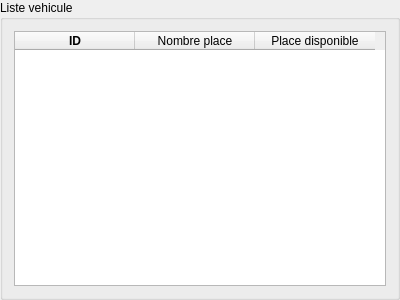
Above: src/views/VehicleList/VehicleListView.ui from DinaTolotra/QReservation before the change. Below: the same form after it.
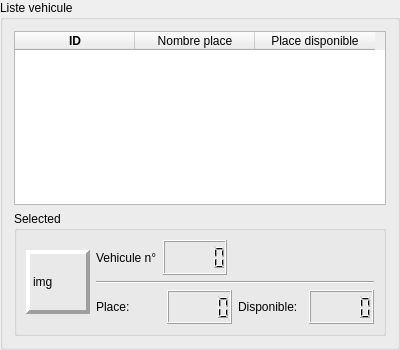
That is the form after the change.

Commit message: Display selected vehicle

What changed in the file:
```diff
--- a/src/views/VehicleList/VehicleListView.ui
+++ b/src/views/VehicleList/VehicleListView.ui
@@ -7,16 +7,22 @@
     <x>0</x>
     <y>0</y>
     <width>400</width>
-    <height>300</height>
+    <height>350</height>
    </rect>
   </property>
+  <property name="minimumSize">
+   <size>
+    <width>0</width>
+    <height>300</height>
+   </size>
+  </property>
   <property name="windowTitle">
    <string>vehicleListView</string>
   </property>
   <property name="title">
    <string>Liste vehicule</string>
   </property>
-  <layout class="QVBoxLayout" name="verticalLayout">
+  <layout class="QVBoxLayout" name="verticalLayout_2">
    <item>
     <widget class="QTableWidget" name="vehicleTable">
      <property name="horizontalScrollBarPolicy">
@@ -80,6 +86,156 @@
      </column>
     </widget>
    </item>
+   <item>
+    <widget class="QGroupBox" name="groupBox">
+     <property name="minimumSize">
+      <size>
+       <width>0</width>
+       <height>125</height>
+      </size>
+     </property>
+     <property name="maximumSize">
+      <size>
+       <width>16777215</width>
+       <height>125</height>
+      </size>
+     </property>
+     <property name="title">
+      <string>Selected</string>
+     </property>
+     <layout class="QHBoxLayout" name="horizontalLayout_6">
+      <item>
+       <widget class="QLabel" name="label">
+        <property name="minimumSize">
+         <size>
+          <width>64</width>
+          <height>64</height>
+         </size>
+        </property>
+        <property name="maximumSize">
+         <size>
+          <width>64</width>
+          <height>64</height>
+         </size>
+        </property>
+        <property name="frameShape">
+         <enum>QFrame::Shape::Panel</enum>
+        </property>
+        <property name="frameShadow">
+         <enum>QFrame::Shadow::Raised</enum>
+        </property>
+        <property name="lineWidth">
+         <number>4</number>
+        </property>
+        <property name="text">
+         <string>img</string>
+        </property>
+       </widget>
+      </item>
+      <item>
+       <layout class="QVBoxLayout" name="verticalLayout">
+        <item>
+         <layout class="QHBoxLayout" name="horizontalLayout_5">
+          <item>
+           <layout class="QHBoxLayout" name="horizontalLayout">
+            <item>
+             <widget class="QLabel" name="label_2">
+              <property name="text">
+               <string>Vehicule n°</string>
+              </property>
+             </widget>
+            </item>
+            <item>
+             <widget class="QLCDNumber" name="lcdNumber">
+              <property name="minimumSize">
+               <size>
+                <width>0</width>
+                <height>24</height>
+               </size>
+              </property>
+             </widget>
+            </item>
+           </layout>
+          </item>
+          <item>
+           <spacer name="horizontalSpacer">
+            <property name="orientation">
+             <enum>Qt::Orientation::Horizontal</enum>
+            </property>
+            <property name="sizeHint" stdset="0">
+             <size>
+              <width>40</width>
+              <height>20</height>
+             </size>
+            </property>
+           </spacer>
+          </item>
+         </layout>
+        </item>
+        <item>
+         <widget class="Line" name="line">
+          <property name="orientation">
+           <enum>Qt::Orientation::Horizontal</enum>
+          </property>
+         </widget>
+        </item>
+        <item>
+         <layout class="QHBoxLayout" name="horizontalLayout_4">
+          <item>
+           <layout class="QHBoxLayout" name="horizontalLayout_2">
+            <item>
+             <widget class="QLabel" name="label_3">
+              <property name="minimumSize">
+               <size>
+                <width>0</width>
+                <height>0</height>
+               </size>
+              </property>
+              <property name="text">
+               <string>Place:</string>
+              </property>
+             </widget>
+            </item>
+            <item>
+             <widget class="QLCDNumber" name="lcdNumber_2">
+              <property name="minimumSize">
+               <size>
+                <width>0</width>
+                <height>24</height>
+               </size>
+              </property>
+             </widget>
+            </item>
+           </layout>
+          </item>
+          <item>
+           <layout class="QHBoxLayout" name="horizontalLayout_3">
+            <item>
+             <widget class="QLabel" name="label_4">
+              <property name="text">
+               <string>Disponible:</string>
+              </property>
+             </widget>
+            </item>
+            <item>
+             <widget class="QLCDNumber" name="lcdNumber_3">
+              <property name="minimumSize">
+               <size>
+                <width>0</width>
+                <height>24</height>
+               </size>
+              </property>
+             </widget>
+            </item>
+           </layout>
+          </item>
+         </layout>
+        </item>
+       </layout>
+      </item>
+     </layout>
+    </widget>
+   </item>
   </layout>
  </widget>
  <resources/>
```
The commit also changes 3 other files.
